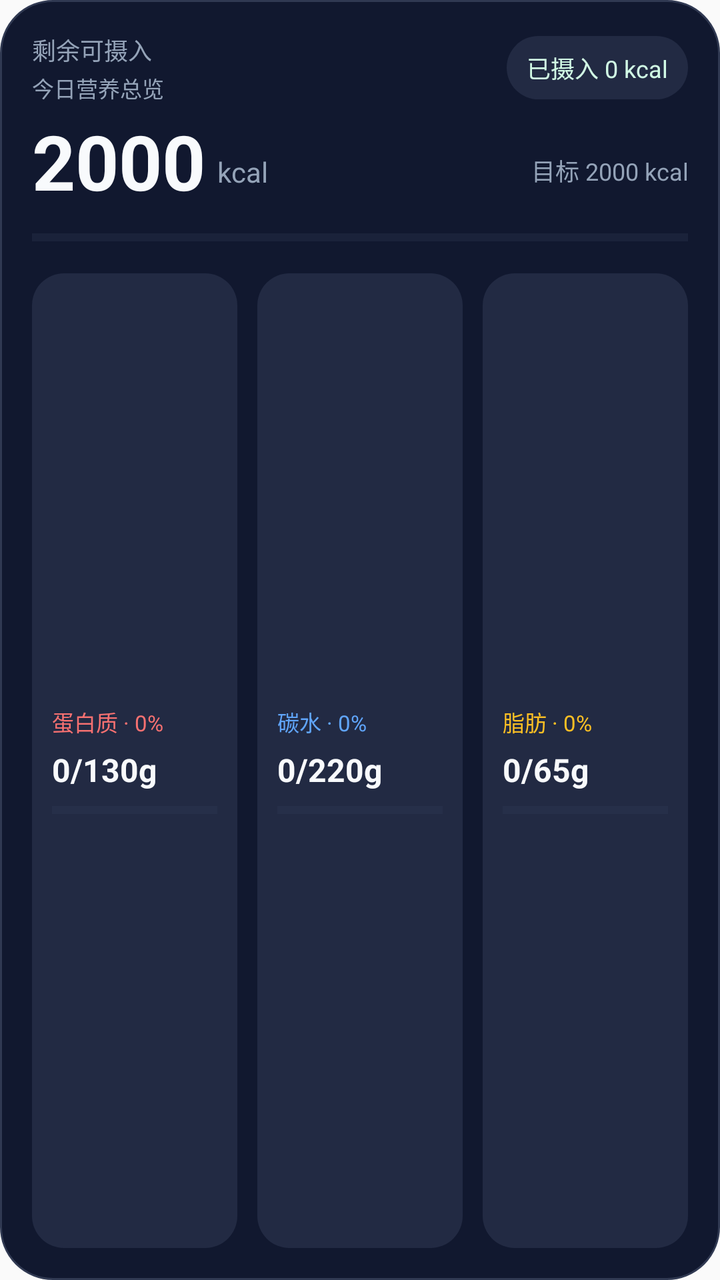
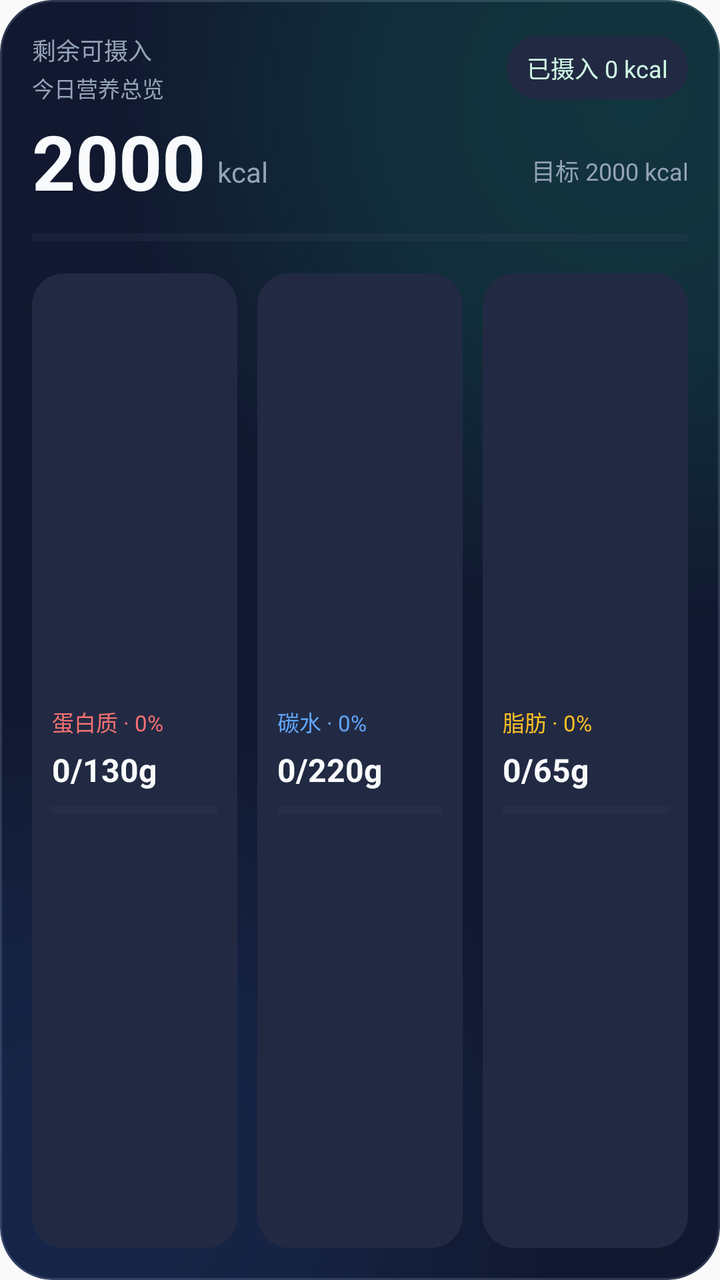

An Android layout rendered at two revisions. The XML below is the earlier revision; the diff shows what the commit changed to produce the second picture.
<!-- AndroidManifest.xml: application theme AppTheme -->
<!-- res/layout/food_widget.xml -->
<?xml version="1.0" encoding="utf-8"?>
<LinearLayout xmlns:android="http://schemas.android.com/apk/res/android"
    android:id="@+id/widget_root"
    android:layout_width="match_parent"
    android:layout_height="match_parent"
    android:orientation="vertical"
    android:padding="16dp"
    android:background="@drawable/food_widget_background">
    <LinearLayout android:layout_width="match_parent" android:layout_height="wrap_content" android:gravity="center_vertical" android:orientation="horizontal">
        <LinearLayout android:layout_width="0dp" android:layout_height="wrap_content" android:layout_weight="1" android:orientation="vertical">
            <TextView android:layout_width="wrap_content" android:layout_height="wrap_content" android:text="剩余可摄入" android:textColor="@color/widget_text_muted" android:textSize="12sp" />
            <TextView android:id="@+id/widget_date" android:layout_width="wrap_content" android:layout_height="wrap_content" android:text="今日营养总览" android:textColor="@color/widget_text_muted" android:textSize="11sp" android:layout_marginTop="2dp" />
        </LinearLayout>
        <TextView android:id="@+id/widget_status" android:layout_width="wrap_content" android:layout_height="wrap_content" android:text="已摄入 0 kcal" android:textColor="@color/widget_status_text" android:textSize="12sp" android:background="@drawable/food_widget_chip" android:paddingLeft="10dp" android:paddingRight="10dp" android:paddingTop="7dp" android:paddingBottom="7dp" />
    </LinearLayout>
    <LinearLayout android:layout_width="match_parent" android:layout_height="wrap_content" android:gravity="bottom" android:orientation="horizontal" android:layout_marginTop="8dp">
        <TextView android:id="@+id/widget_calories" android:layout_width="wrap_content" android:layout_height="wrap_content" android:text="2000" android:textColor="@color/widget_text_primary" android:textSize="38sp" android:textStyle="bold" android:includeFontPadding="false" />
        <TextView android:layout_width="wrap_content" android:layout_height="wrap_content" android:text="kcal" android:textColor="@color/widget_text_muted" android:textSize="14sp" android:layout_marginStart="6dp" android:layout_marginBottom="4dp" />
        <TextView android:id="@+id/widget_target" android:layout_width="0dp" android:layout_height="wrap_content" android:layout_weight="1" android:gravity="end" android:text="目标 2000 kcal" android:textColor="@color/widget_text_muted" android:textSize="12sp" android:layout_marginBottom="5dp" />
    </LinearLayout>
    <ProgressBar android:id="@+id/widget_calories_progress" style="?android:attr/progressBarStyleHorizontal" android:layout_width="match_parent" android:layout_height="8dp" android:layout_marginTop="10dp" android:progress="0" android:max="100" android:progressTint="@color/widget_accent" android:progressBackgroundTint="@color/widget_track" android:indeterminate="false" />
    <LinearLayout android:layout_width="match_parent" android:layout_height="0dp" android:layout_weight="1" android:orientation="horizontal" android:gravity="center_vertical" android:layout_marginTop="14dp">
        <LinearLayout android:layout_width="0dp" android:layout_height="match_parent" android:layout_weight="1" android:orientation="vertical" android:gravity="center_vertical" android:padding="10dp" android:background="@drawable/food_widget_macro_background" android:layout_marginEnd="7dp">
            <TextView android:id="@+id/widget_protein_label" android:layout_width="match_parent" android:layout_height="wrap_content" android:text="蛋白质 · 0%" android:textColor="@color/widget_protein" android:textSize="11sp" />
            <TextView android:id="@+id/widget_protein" android:layout_width="wrap_content" android:layout_height="wrap_content" android:text="0/130g" android:textColor="@color/widget_text_primary" android:textSize="16sp" android:textStyle="bold" android:layout_marginTop="5dp" />
            <ProgressBar android:id="@+id/widget_protein_progress" style="?android:attr/progressBarStyleHorizontal" android:layout_width="match_parent" android:layout_height="5dp" android:layout_marginTop="7dp" android:progress="0" android:max="100" android:progressTint="@color/widget_protein" android:progressBackgroundTint="@color/widget_track" android:indeterminate="false" />
        </LinearLayout>
        <LinearLayout android:layout_width="0dp" android:layout_height="match_parent" android:layout_weight="1" android:orientation="vertical" android:gravity="center_vertical" android:padding="10dp" android:background="@drawable/food_widget_macro_background" android:layout_marginLeft="3dp" android:layout_marginRight="3dp">
            <TextView android:id="@+id/widget_carbs_label" android:layout_width="match_parent" android:layout_height="wrap_content" android:text="碳水 · 0%" android:textColor="@color/widget_carbs" android:textSize="11sp" />
            <TextView android:id="@+id/widget_carbs" android:layout_width="wrap_content" android:layout_height="wrap_content" android:text="0/220g" android:textColor="@color/widget_text_primary" android:textSize="16sp" android:textStyle="bold" android:layout_marginTop="5dp" />
            <ProgressBar android:id="@+id/widget_carbs_progress" style="?android:attr/progressBarStyleHorizontal" android:layout_width="match_parent" android:layout_height="5dp" android:layout_marginTop="7dp" android:progress="0" android:max="100" android:progressTint="@color/widget_carbs" android:progressBackgroundTint="@color/widget_track" android:indeterminate="false" />
        </LinearLayout>
        <LinearLayout android:layout_width="0dp" android:layout_height="match_parent" android:layout_weight="1" android:orientation="vertical" android:gravity="center_vertical" android:padding="10dp" android:background="@drawable/food_widget_macro_background" android:layout_marginStart="7dp">
            <TextView android:id="@+id/widget_fat_label" android:layout_width="match_parent" android:layout_height="wrap_content" android:text="脂肪 · 0%" android:textColor="@color/widget_fat" android:textSize="11sp" />
            <TextView android:id="@+id/widget_fat" android:layout_width="wrap_content" android:layout_height="wrap_content" android:text="0/65g" android:textColor="@color/widget_text_primary" android:textSize="16sp" android:textStyle="bold" android:layout_marginTop="5dp" />
            <ProgressBar android:id="@+id/widget_fat_progress" style="?android:attr/progressBarStyleHorizontal" android:layout_width="match_parent" android:layout_height="5dp" android:layout_marginTop="7dp" android:progress="0" android:max="100" android:progressTint="@color/widget_fat" android:progressBackgroundTint="@color/widget_track" android:indeterminate="false" />
        </LinearLayout>
    </LinearLayout>
</LinearLayout>
<!-- resources referenced by this layout -->
<resources>
  <color name="widget_accent">#4CC38A</color>
  <color name="widget_carbs">#60A5FA</color>
  <color name="widget_fat">#FBBF24</color>
  <color name="widget_protein">#F87171</color>
  <color name="widget_status_text">#D1FAE5</color>
  <color name="widget_text_muted">#94A3B8</color>
  <color name="widget_text_primary">#F8FAFC</color>
  <color name="widget_track">#35405A</color>
  <!-- drawable food_widget_background (drawable) -->
  <?xml version="1.0" encoding="utf-8"?>
  <shape xmlns:android="http://schemas.android.com/apk/res/android" android:shape="rectangle">
      <solid android:color="@color/widget_card" />
      <corners android:radius="26dp" />
      <stroke android:width="1dp" android:color="@color/widget_border" />
  </shape>
  <!-- drawable food_widget_chip (drawable) -->
  <?xml version="1.0" encoding="utf-8"?>
  <shape xmlns:android="http://schemas.android.com/apk/res/android" android:shape="rectangle">
      <solid android:color="@color/widget_macro_card" />
      <corners android:radius="18dp" />
  </shape>
  <!-- drawable food_widget_macro_background (drawable) -->
  <?xml version="1.0" encoding="utf-8"?>
  <shape xmlns:android="http://schemas.android.com/apk/res/android" android:shape="rectangle">
      <solid android:color="@color/widget_macro_card" />
      <corners android:radius="16dp" />
  </shape>
  <style name="AppTheme" parent="Theme.AppCompat.DayNight.DarkActionBar">
          
          <item name="colorPrimary">@color/colorPrimary</item>
          <item name="colorPrimaryDark">@color/colorPrimaryDark</item>
          <item name="colorAccent">@color/colorAccent</item>
      </style>
  <color name="widget_card">#11182F</color>
  <color name="widget_border">#303952</color>
  <color name="widget_macro_card">#222A43</color>
</resources>

<!-- the commit's change to res/layout/food_widget.xml (unified diff, before → after) -->
@@ -1,11 +1,29 @@
 <?xml version="1.0" encoding="utf-8"?>
-<LinearLayout xmlns:android="http://schemas.android.com/apk/res/android"
+<FrameLayout xmlns:android="http://schemas.android.com/apk/res/android"
     android:id="@+id/widget_root"
     android:layout_width="match_parent"
     android:layout_height="match_parent"
-    android:orientation="vertical"
-    android:padding="16dp"
-    android:background="@drawable/food_widget_background">
+    android:background="@drawable/food_widget_background"
+    android:clipToOutline="true">
+    <ViewFlipper
+        android:id="@+id/widget_glow_flipper"
+        android:layout_width="match_parent"
+        android:layout_height="match_parent"
+        android:autoStart="true"
+        android:flipInterval="6200"
+        android:animateFirstView="true"
+        android:inAnimation="@anim/widget_glow_in"
+        android:outAnimation="@anim/widget_glow_out">
+        <ImageView android:id="@+id/widget_glow_one" android:layout_width="match_parent" android:layout_height="match_parent" android:scaleType="centerCrop" android:src="@drawable/food_widget_glow_day_one" android:contentDescription="@null" />
+        <ImageView android:id="@+id/widget_glow_two" android:layout_width="match_parent" android:layout_height="match_parent" android:scaleType="centerCrop" android:src="@drawable/food_widget_glow_day_two" android:contentDescription="@null" />
+        <ImageView android:id="@+id/widget_glow_three" android:layout_width="match_parent" android:layout_height="match_parent" android:scaleType="centerCrop" android:src="@drawable/food_widget_glow_day_three" android:contentDescription="@null" />
+    </ViewFlipper>
+    <LinearLayout
+        android:id="@+id/widget_content"
+        android:layout_width="match_parent"
+        android:layout_height="match_parent"
+        android:orientation="vertical"
+        android:padding="16dp">
     <LinearLayout android:layout_width="match_parent" android:layout_height="wrap_content" android:gravity="center_vertical" android:orientation="horizontal">
         <LinearLayout android:layout_width="0dp" android:layout_height="wrap_content" android:layout_weight="1" android:orientation="vertical">
             <TextView android:layout_width="wrap_content" android:layout_height="wrap_content" android:text="剩余可摄入" android:textColor="@color/widget_text_muted" android:textSize="12sp" />
@@ -20,20 +38,21 @@
     </LinearLayout>
     <ProgressBar android:id="@+id/widget_calories_progress" style="?android:attr/progressBarStyleHorizontal" android:layout_width="match_parent" android:layout_height="8dp" android:layout_marginTop="10dp" android:progress="0" android:max="100" android:progressTint="@color/widget_accent" android:progressBackgroundTint="@color/widget_track" android:indeterminate="false" />
     <LinearLayout android:layout_width="match_parent" android:layout_height="0dp" android:layout_weight="1" android:orientation="horizontal" android:gravity="center_vertical" android:layout_marginTop="14dp">
-        <LinearLayout android:layout_width="0dp" android:layout_height="match_parent" android:layout_weight="1" android:orientation="vertical" android:gravity="center_vertical" android:padding="10dp" android:background="@drawable/food_widget_macro_background" android:layout_marginEnd="7dp">
+        <LinearLayout android:id="@+id/widget_protein_card" android:layout_width="0dp" android:layout_height="match_parent" android:layout_weight="1" android:orientation="vertical" android:gravity="center_vertical" android:padding="10dp" android:background="@drawable/food_widget_macro_background" android:layout_marginEnd="7dp">
             <TextView android:id="@+id/widget_protein_label" android:layout_width="match_parent" android:layout_height="wrap_content" android:text="蛋白质 · 0%" android:textColor="@color/widget_protein" android:textSize="11sp" />
             <TextView android:id="@+id/widget_protein" android:layout_width="wrap_content" android:layout_height="wrap_content" android:text="0/130g" android:textColor="@color/widget_text_primary" android:textSize="16sp" android:textStyle="bold" android:layout_marginTop="5dp" />
             <ProgressBar android:id="@+id/widget_protein_progress" style="?android:attr/progressBarStyleHorizontal" android:layout_width="match_parent" android:layout_height="5dp" android:layout_marginTop="7dp" android:progress="0" android:max="100" android:progressTint="@color/widget_protein" android:progressBackgroundTint="@color/widget_track" android:indeterminate="false" />
         </LinearLayout>
-        <LinearLayout android:layout_width="0dp" android:layout_height="match_parent" android:layout_weight="1" android:orientation="vertical" android:gravity="center_vertical" android:padding="10dp" android:background="@drawable/food_widget_macro_background" android:layout_marginLeft="3dp" android:layout_marginRight="3dp">
+        <LinearLayout android:id="@+id/widget_carbs_card" android:layout_width="0dp" android:layout_height="match_parent" android:layout_weight="1" android:orientation="vertical" android:gravity="center_vertical" android:padding="10dp" android:background="@drawable/food_widget_macro_background" android:layout_marginLeft="3dp" android:layout_marginRight="3dp">
             <TextView android:id="@+id/widget_carbs_label" android:layout_width="match_parent" android:layout_height="wrap_content" android:text="碳水 · 0%" android:textColor="@color/widget_carbs" android:textSize="11sp" />
             <TextView android:id="@+id/widget_carbs" android:layout_width="wrap_content" android:layout_height="wrap_content" android:text="0/220g" android:textColor="@color/widget_text_primary" android:textSize="16sp" android:textStyle="bold" android:layout_marginTop="5dp" />
             <ProgressBar android:id="@+id/widget_carbs_progress" style="?android:attr/progressBarStyleHorizontal" android:layout_width="match_parent" android:layout_height="5dp" android:layout_marginTop="7dp" android:progress="0" android:max="100" android:progressTint="@color/widget_carbs" android:progressBackgroundTint="@color/widget_track" android:indeterminate="false" />
         </LinearLayout>
-        <LinearLayout android:layout_width="0dp" android:layout_height="match_parent" android:layout_weight="1" android:orientation="vertical" android:gravity="center_vertical" android:padding="10dp" android:background="@drawable/food_widget_macro_background" android:layout_marginStart="7dp">
+        <LinearLayout android:id="@+id/widget_fat_card" android:layout_width="0dp" android:layout_height="match_parent" android:layout_weight="1" android:orientation="vertical" android:gravity="center_vertical" android:padding="10dp" android:background="@drawable/food_widget_macro_background" android:layout_marginStart="7dp">
             <TextView android:id="@+id/widget_fat_label" android:layout_width="match_parent" android:layout_height="wrap_content" android:text="脂肪 · 0%" android:textColor="@color/widget_fat" android:textSize="11sp" />
             <TextView android:id="@+id/widget_fat" android:layout_width="wrap_content" android:layout_height="wrap_content" android:text="0/65g" android:textColor="@color/widget_text_primary" android:textSize="16sp" android:textStyle="bold" android:layout_marginTop="5dp" />
             <ProgressBar android:id="@+id/widget_fat_progress" style="?android:attr/progressBarStyleHorizontal" android:layout_width="match_parent" android:layout_height="5dp" android:layout_marginTop="7dp" android:progress="0" android:max="100" android:progressTint="@color/widget_fat" android:progressBackgroundTint="@color/widget_track" android:indeterminate="false" />
         </LinearLayout>
     </LinearLayout>
 </LinearLayout>
+</FrameLayout>
<!-- resource entries referenced after the edit -->
@@ -21,6 +21,24 @@
       <solid android:color="@color/widget_macro_card" />
       <corners android:radius="18dp" />
   </shape>
+  <!-- drawable food_widget_glow_day_one (drawable) -->
+  <?xml version="1.0" encoding="utf-8"?>
+  <layer-list xmlns:android="http://schemas.android.com/apk/res/android">
+      <item><shape android:shape="rectangle"><gradient android:type="radial" android:centerX=".88" android:centerY=".08" android:gradientRadius="260dp" android:startColor="#2E10B981" android:centerColor="#2210B981" android:endColor="#0010B981" /></shape></item>
+      <item><shape android:shape="rectangle"><gradient android:type="radial" android:centerX=".12" android:centerY=".92" android:gradientRadius="240dp" android:startColor="#233B82F6" android:centerColor="#173B82F6" android:endColor="#003B82F6" /></shape></item>
+  </layer-list>
+  <!-- drawable food_widget_glow_day_three (drawable) -->
+  <?xml version="1.0" encoding="utf-8"?>
+  <layer-list xmlns:android="http://schemas.android.com/apk/res/android">
+      <item><shape android:shape="rectangle"><gradient android:type="radial" android:centerX=".55" android:centerY=".1" android:gradientRadius="320dp" android:startColor="#2710B981" android:centerColor="#1D10B981" android:endColor="#0010B981" /></shape></item>
+      <item><shape android:shape="rectangle"><gradient android:type="radial" android:centerX=".1" android:centerY=".7" android:gradientRadius="220dp" android:startColor="#223B82F6" android:centerColor="#173B82F6" android:endColor="#003B82F6" /></shape></item>
+  </layer-list>
+  <!-- drawable food_widget_glow_day_two (drawable) -->
+  <?xml version="1.0" encoding="utf-8"?>
+  <layer-list xmlns:android="http://schemas.android.com/apk/res/android">
+      <item><shape android:shape="rectangle"><gradient android:type="radial" android:centerX=".18" android:centerY=".1" android:gradientRadius="280dp" android:startColor="#293B82F6" android:centerColor="#1A3B82F6" android:endColor="#003B82F6" /></shape></item>
+      <item><shape android:shape="rectangle"><gradient android:type="radial" android:centerX=".8" android:centerY=".9" android:gradientRadius="250dp" android:startColor="#2910B981" android:centerColor="#1C10B981" android:endColor="#0010B981" /></shape></item>
+  </layer-list>
   <!-- drawable food_widget_macro_background (drawable) -->
   <?xml version="1.0" encoding="utf-8"?>
   <shape xmlns:android="http://schemas.android.com/apk/res/android" android:shape="rectangle">
